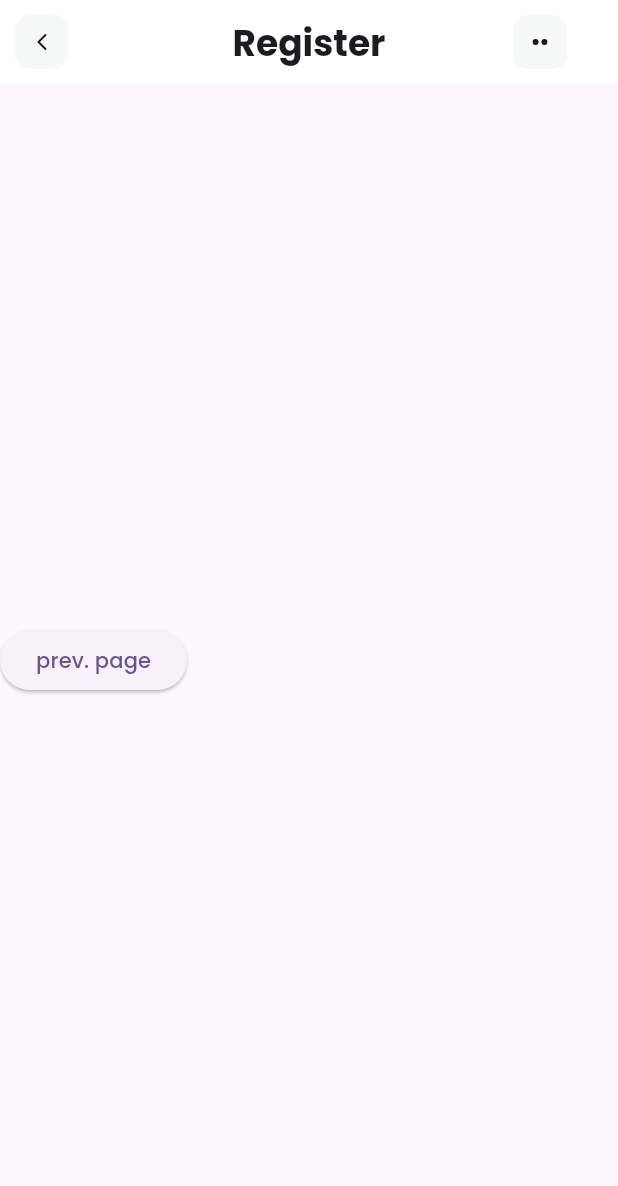
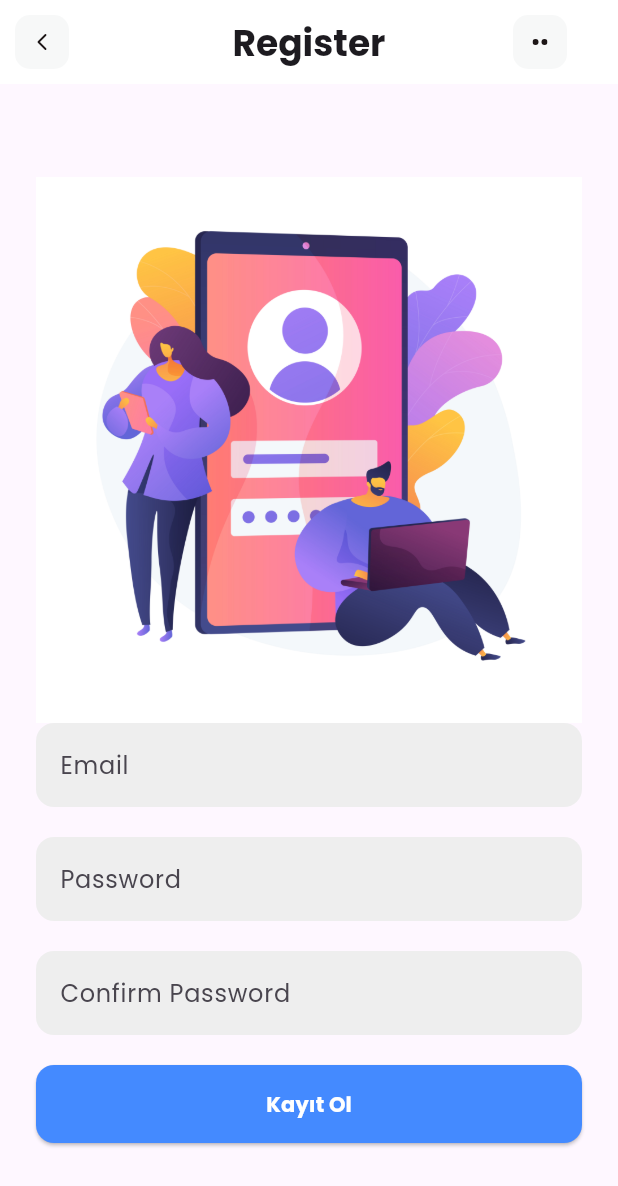
Before and after one commit to kadirkurhan/3311456_183311070, a Flutter app: the RegisterScreen screen opened by its route, on a phone screen of 412 x 824 dp. Shown: the top 1186 px of the screen. Run offline on Flutter 3.47's test engine with Material 2 defaults, Android fonts, the phone set to English and light mode, and no system bars; our stand-ins replace flutter_svg, get.

Commit message:
feat: auth screens

```diff
--- a/lib/screens/auth/register.dart
+++ b/lib/screens/auth/register.dart
@@ -8,15 +8,72 @@ class RegisterScreen extends StatelessWidget {
   @override
   Widget build(BuildContext context) {
     return Scaffold(
-      appBar: AppBarComponent("Register"),
-      body: Center(
-        child: Row(children: [
-          ElevatedButton(
-              onPressed: () {
-                Get.back();
-              },
-              child: const Text("prev. page"))
-        ]),
+      appBar: AppBarComponent("Register", shouldLeadingShow: false),
+      body: SafeArea(
+        child: Container(
+          padding: const EdgeInsets.symmetric(horizontal: 24.0),
+          child: Column(
+            mainAxisAlignment: MainAxisAlignment.center,
+            crossAxisAlignment: CrossAxisAlignment.stretch,
+            children: <Widget>[
+              Image.asset('assets/icons/register.jpg',
+                  alignment: Alignment.topCenter),
+              TextFormField(
+                decoration: InputDecoration(
+                  hintText: 'Email',
+                  fillColor: Colors.grey[200],
+                  filled: true,
+                  border: OutlineInputBorder(
+                    borderRadius: BorderRadius.circular(12.0),
+                    borderSide: BorderSide.none,
+                  ),
+                ),
+              ),
+              const SizedBox(height: 20.0),
+              TextFormField(
+                obscureText: true,
+                decoration: InputDecoration(
+                  hintText: 'Password',
+                  fillColor: Colors.grey[200],
+                  filled: true,
+                  border: OutlineInputBorder(
+                    borderRadius: BorderRadius.circular(12.0),
+                    borderSide: BorderSide.none,
+                  ),
+                ),
+              ),
+              const SizedBox(height: 20.0),
+              TextFormField(
+                obscureText: true,
+                decoration: InputDecoration(
+                  hintText: 'Confirm Password',
+                  fillColor: Colors.grey[200],
+                  filled: true,
+                  border: OutlineInputBorder(
+                    borderRadius: BorderRadius.circular(12.0),
+                    borderSide: BorderSide.none,
+                  ),
+                ),
+              ),
+              const SizedBox(height: 20.0),
+              ElevatedButton(
+                onPressed: () {},
+                style: ElevatedButton.styleFrom(
+                  backgroundColor: Colors.blueAccent,
+                  foregroundColor: Colors.white,
+                  shape: RoundedRectangleBorder(
+                    borderRadius: BorderRadius.circular(12.0),
+                  ),
+                  padding: const EdgeInsets.symmetric(vertical: 16.0),
+                ),
+                child: const Text(
+                  'Kayıt Ol',
+                  style: TextStyle(fontWeight: FontWeight.bold),
+                ),
+              ),
+            ],
+          ),
+        ),
       ),
     );
   }
```
Also changed, not shown: lib/screens/auth/login.dart (+35 -9 lines).
